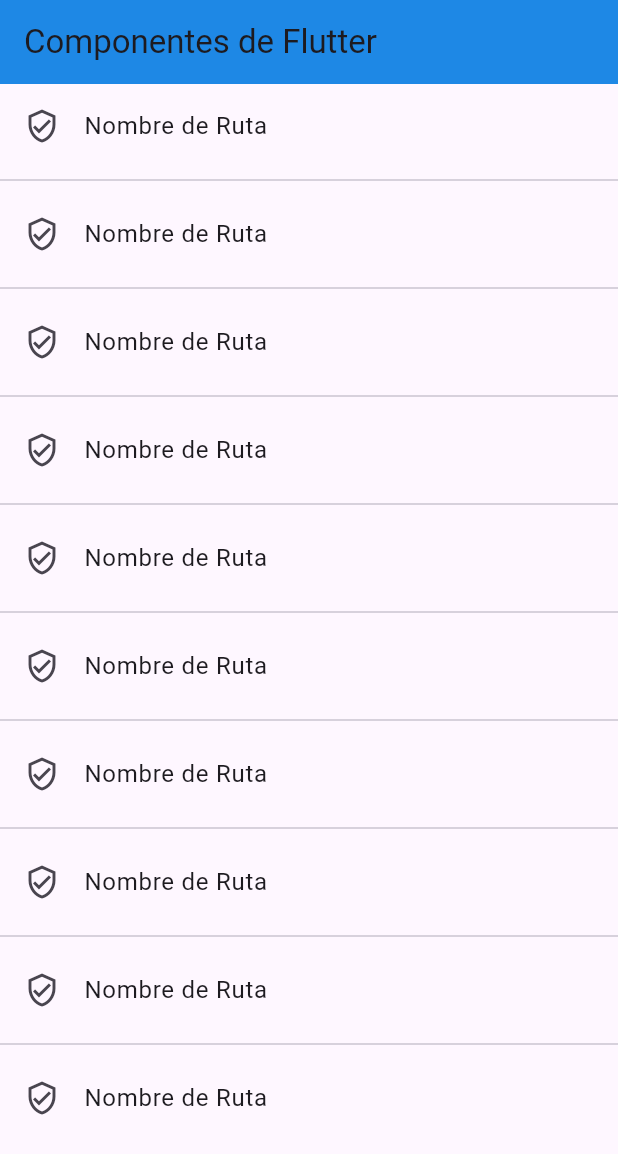
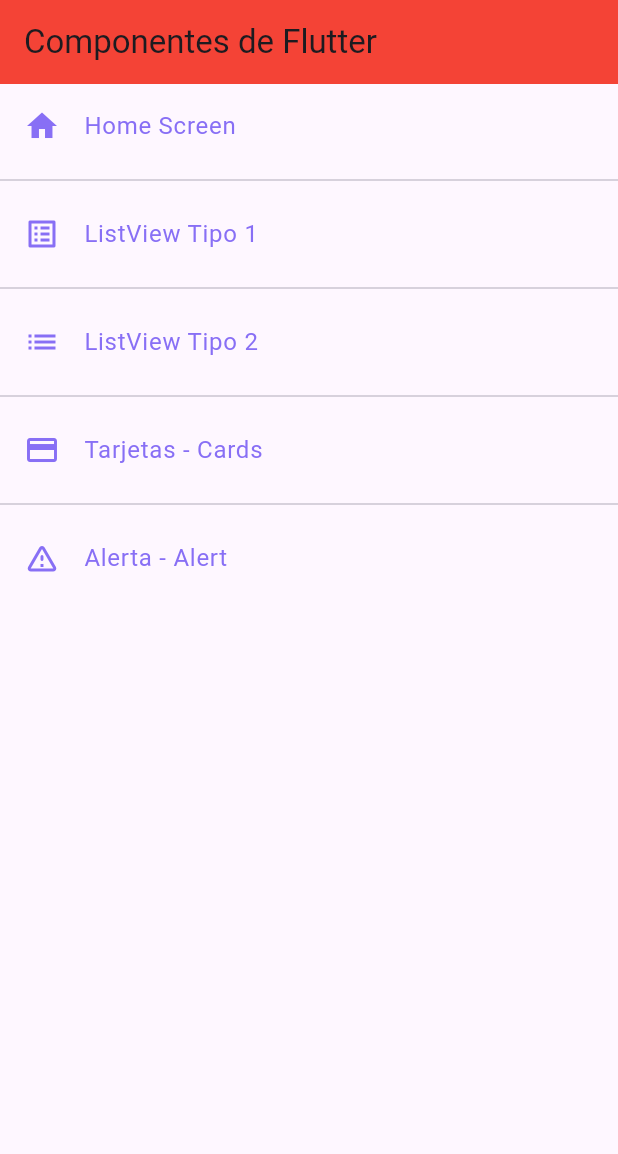
Before and after one commit to NormandoRamirezDelgado/flutter-6D, a Flutter app: the screen it shows after launch, on a phone screen of 412 x 824 dp. Shown: the top 1154 px of the screen. Run offline on Flutter 3.47's test engine with Material 3 defaults, Android fonts, the phone set to English and light mode, and no system bars.

Commit message:
Temas y Tarjetas

```diff
--- a/listview/lib/main.dart
+++ b/listview/lib/main.dart
@@ -1,5 +1,6 @@
 import 'package:flutter/material.dart';
 import 'package:listview/router/app_routes.dart';
+import 'package:listview/themes/app_theme.dart';
 
 void main() => runApp(const MyApp());
 
@@ -13,10 +14,10 @@
       title: 'Material App',
       //home: AlertScreen(),
       initialRoute: AppRoutes.initialRoute,
-      routes: AppRoutes.routes,
-      onGenerateRoute: AppRoutes.onGenerateRoute
+      routes: AppRoutes.getAppRoutes(),
+      onGenerateRoute: AppRoutes.onGenerateRoute,
 
-
+      theme: AppTheme.lightTheme,
     );
   }
 }
--- /dev/null
+++ b/listview/lib/models/menu_options.dart
@@ -0,0 +1,20 @@
+
+
+import 'package:flutter/widgets.dart';
+
+class MenuOption {
+
+  final String route;
+  final IconData icon;
+  final String name;
+  final Widget widget;
+
+  MenuOption({
+    required this.route,
+    required this.icon,
+    required this.name,
+    required this.widget}
+  );
+
+
+}
--- /dev/null
+++ b/listview/lib/models/model.dart
@@ -0,0 +1 @@
+export 'package:listview/models/menu_options.dart';
--- a/listview/lib/router/app_routes.dart
+++ b/listview/lib/router/app_routes.dart
@@ -1,4 +1,5 @@
 import 'package:flutter/material.dart';
+import 'package:listview/models/model.dart';
 
 import '../screens/screens.dart';
 
@@ -6,13 +7,24 @@
 
   static const initialRoute = 'home';
 
-  static Map<String, Widget Function(BuildContext)> routes = {
-    'home'      : (BuildContext context) => HomeScreen(),
-    'listview1' : (BuildContext context) => ListView1Screen(),
-    'listview2' : (BuildContext context) => ListView2Screen(),
-    'card'      : (BuildContext context) => CardScreen(),
-    'alert'     : (BuildContext context) => AlertScreen(),
-  };
+  static final menuOptions = <MenuOption> [
+    MenuOption(route: 'home', icon: Icons.home, name: 'Home Screen', widget: HomeScreen()),
+    MenuOption(route: 'listview1', icon: Icons.list_alt, name: 'ListView Tipo 1', widget: ListView1Screen()),
+    MenuOption(route: 'listview2', icon: Icons.list, name: 'ListView Tipo 2', widget: ListView2Screen()),
+    MenuOption(route: 'cards', icon: Icons.credit_card, name: 'Tarjetas - Cards', widget: CardScreen()),
+    MenuOption(route: 'alert', icon: Icons.warning_amber_rounded, name: 'Alerta - Alert', widget: AlertScreen()),
+  ];
+
+  static Map<String, Widget Function(BuildContext)> getAppRoutes() {
+
+    Map<String, Widget Function(BuildContext)> appRoutes = {};
+
+    for (final opcion in menuOptions) {
+      appRoutes.addAll({opcion.route: (BuildContext context) => opcion.widget});
+    }
+
+    return appRoutes;
+  }
 
   static Route<dynamic> onGenerateRoute(RouteSettings settings) {
     return MaterialPageRoute(
--- a/listview/lib/screens/home_screen.dart
+++ b/listview/lib/screens/home_screen.dart
@@ -1,4 +1,6 @@
 import 'package:flutter/material.dart';
+import 'package:listview/router/app_routes.dart';
+import 'package:listview/themes/app_theme.dart';
 
 class HomeScreen extends StatelessWidget {
 
@@ -6,28 +8,24 @@
 
   @override
   Widget build(BuildContext context) {
+
+    final menuOptions = AppRoutes.menuOptions;
+
     return Scaffold(
       appBar: AppBar(
-        backgroundColor: Colors.blue[600],
+        //backgroundColor: Colors.blue[600],
         title: Text('Componentes de Flutter'),
       ),
       body: ListView.separated(
         itemBuilder: (context, index) => ListTile(
-          leading: Icon(Icons.verified_user_outlined),
-          title: Text('Nombre de Ruta'),
+          leading: Icon(menuOptions[index].icon, color: AppTheme.primary),
+          title: Text(menuOptions[index].name, style: TextStyle(color: AppTheme.primary)),
           onTap: () {
-            //Navegación a otro Screen
-            // final route = MaterialPageRoute(
-            //   builder: (context) => ListView1Screen()
-            // );
-
-            //Navigator.pushReplacement(context, route);
-Navigator.pushNamed(context, 'listview');
-
+            Navigator.pushNamed(context, menuOptions[index].route);
           },
         ),
         separatorBuilder: (context, index) => Divider(),
-        itemCount: 10
+        itemCount: menuOptions.length
       )
     );
   }
--- /dev/null
+++ b/listview/lib/themes/app_theme.dart
@@ -0,0 +1,31 @@
+
+import 'package:flutter/material.dart';
+
+class AppTheme {
+
+  static const Color primary = Color.fromARGB(255, 136, 111, 245);
+
+  static final ThemeData lightTheme = ThemeData.light().copyWith(
+    //Color Primario
+    primaryColor: const Color.fromARGB(255, 95, 230, 100),
+
+    //AppBar Theme
+    appBarTheme: AppBarTheme(
+      color: Colors.red[500],
+    )
+  );
+
+  static final ThemeData darkTheme = ThemeData.dark().copyWith(
+    //Color Primario
+    primaryColor: const Color.fromARGB(255, 231, 187, 229),
+
+    //AppBar Theme
+    appBarTheme: AppBarTheme(
+      color: const Color.fromARGB(255, 224, 120, 64),
+    ),
+
+
+  );
+
+
+}
--- /dev/null
+++ b/listview/lib/widgets/widgets.dart
@@ -0,0 +1 @@
+export 'package:listview/widgets/custom_card_type_1.dart';
```
Also changed, not shown: listview/lib/screens/card_screen.dart (+16 -2 lines), listview/lib/widgets/custom_card_type_1.dart (added, +45 -0 lines).
